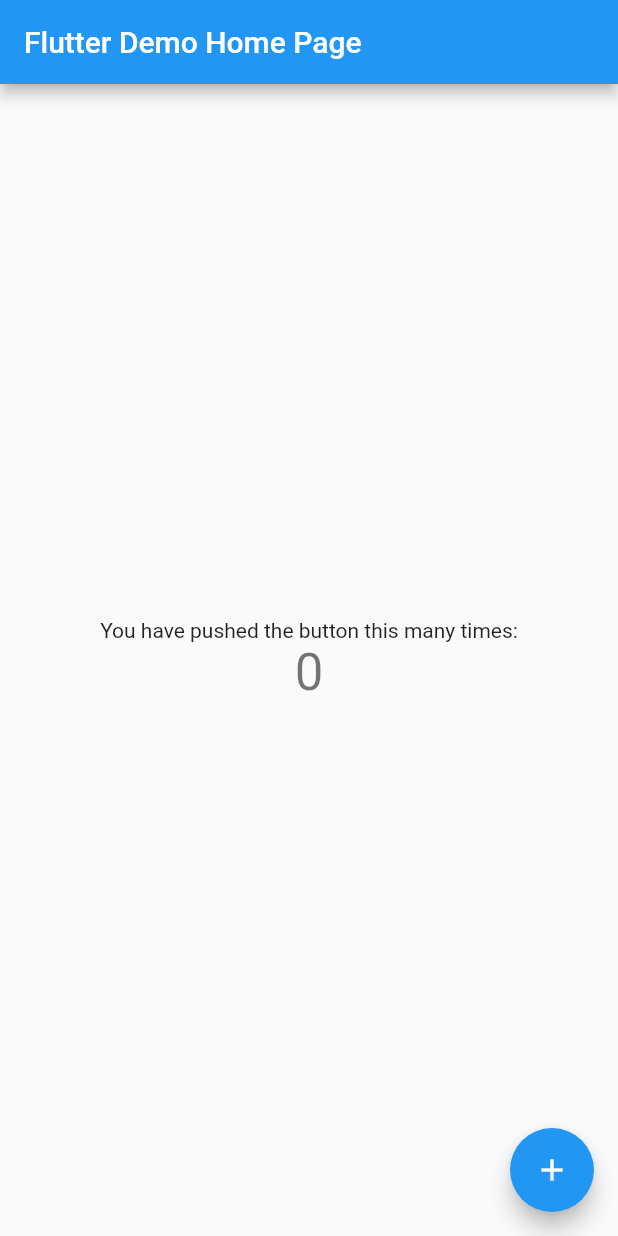
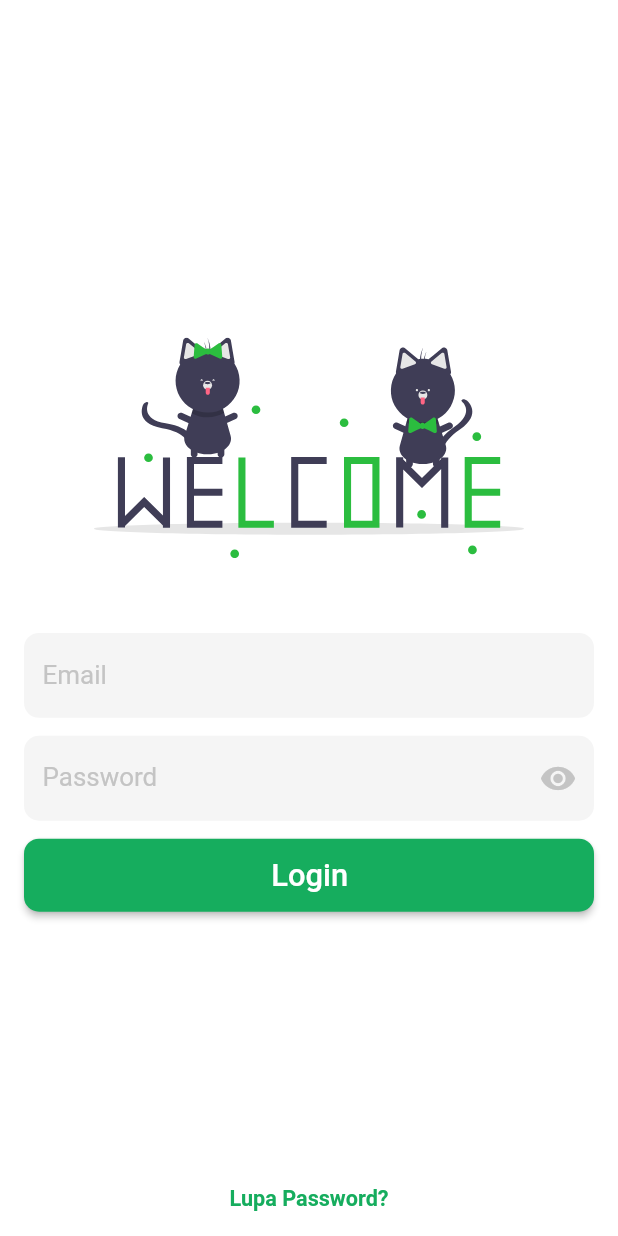
Before and after one commit to Muvazana/buruan_sae_mobile_apps, a Flutter app: the screen it shows after launch, on a phone screen of 412 x 824 dp. Run offline on Flutter 3.47's test engine with Material 2 defaults, Android fonts, the light colour scheme and no system bars; our stand-ins replace flutter_svg, shared_preferences.

Commit message:
create login UI and loading Dialog

```diff
--- a/lib/main.dart
+++ b/lib/main.dart
@@ -1,113 +1,32 @@
+import 'package:buruan_sae_mobile_apps/screens/login/login_screen.dart';
+import 'package:buruan_sae_mobile_apps/utils/const_color.dart';
+import 'package:buruan_sae_mobile_apps/utils/route_generator.dart';
 import 'package:flutter/material.dart';
+import 'package:flutter/services.dart';
 
 void main() {
   runApp(MyApp());
 }
 
 class MyApp extends StatelessWidget {
-  // This widget is the root of your application.
   @override
   Widget build(BuildContext context) {
+    // Set portrait orientation
+    SystemChrome.setPreferredOrientations([
+      DeviceOrientation.portraitDown,
+      DeviceOrientation.portraitUp,
+    ]);
     return MaterialApp(
       title: 'Flutter Demo',
       theme: ThemeData(
-        // This is the theme of your application.
-        //
-        // Try running your application with "flutter run". You'll see the
-        // application has a blue toolbar. Then, without quitting the app, try
-        // changing the primarySwatch below to Colors.green and then invoke
-        // "hot reload" (press "r" in the console where you ran "flutter run",
-        // or simply save your changes to "hot reload" in a Flutter IDE).
-        // Notice that the counter didn't reset back to zero; the application
-        // is not restarted.
-        primarySwatch: Colors.blue,
+        // primarySwatch: MaterialColor(kPrimaryColor.value, {
+        //   500: kPrimaryColor,
+        // }),
+        primaryColor: kPrimaryColor,
+        scaffoldBackgroundColor: Colors.white,
       ),
-      home: MyHomePage(title: 'Flutter Demo Home Page'),
+      initialRoute: LoginScreen.routeName,
+      onGenerateRoute: RouteGenerator.generateRoute,
     );
   }
 }
-
-class MyHomePage extends StatefulWidget {
-  MyHomePage({Key? key, required this.title}) : super(key: key);
-
-  // This widget is the home page of your application. It is stateful, meaning
-  // that it has a State object (defined below) that contains fields that affect
-  // how it looks.
-
-  // This class is the configuration for the state. It holds the values (in this
-  // case the title) provided by the parent (in this case the App widget) and
-  // used by the build method of the State. Fields in a Widget subclass are
-  // always marked "final".
-
-  final String title;
-
-  @override
-  _MyHomePageState createState() => _MyHomePageState();
-}
-
-class _MyHomePageState extends State<MyHomePage> {
-  int _counter = 0;
-
-  void _incrementCounter() {
-    setState(() {
-      // This call to setState tells the Flutter framework that something has
-      // changed in this State, which causes it to rerun the build method below
-      // so that the display can reflect the updated values. If we changed
-      // _counter without calling setState(), then the build method would not be
-      // called again, and so nothing would appear to happen.
-      _counter++;
-    });
-  }
-
-  @override
-  Widget build(BuildContext context) {
-    // This method is rerun every time setState is called, for instance as done
-    // by the _incrementCounter method above.
-    //
-    // The Flutter framework has been optimized to make rerunning build methods
-    // fast, so that you can just rebuild anything that needs updating rather
-    // than having to individually change instances of widgets.
-    return Scaffold(
-      appBar: AppBar(
-        // Here we take the value from the MyHomePage object that was created by
-        // the App.build method, and use it to set our appbar title.
-        title: Text(widget.title),
-      ),
-      body: Center(
-        // Center is a layout widget. It takes a single child and positions it
-        // in the middle of the parent.
-        child: Column(
-          // Column is also a layout widget. It takes a list of children and
-          // arranges them vertically. By default, it sizes itself to fit its
-          // children horizontally, and tries to be as tall as its parent.
-          //
-          // Invoke "debug painting" (press "p" in the console, choose the
-          // "Toggle Debug Paint" action from the Flutter Inspector in Android
-          // Studio, or the "Toggle Debug Paint" command in Visual Studio Code)
-          // to see the wireframe for each widget.
-          //
-          // Column has various properties to control how it sizes itself and
-          // how it positions its children. Here we use mainAxisAlignment to
-          // center the children vertically; the main axis here is the vertical
-          // axis because Columns are vertical (the cross axis would be
-          // horizontal).
-          mainAxisAlignment: MainAxisAlignment.center,
-          children: <Widget>[
-            Text(
-              'You have pushed the button this many times:',
-            ),
-            Text(
-              '$_counter',
-              style: Theme.of(context).textTheme.headline4,
-            ),
-          ],
-        ),
-      ),
-      floatingActionButton: FloatingActionButton(
-        onPressed: _incrementCounter,
-        tooltip: 'Increment',
-        child: Icon(Icons.add),
-      ), // This trailing comma makes auto-formatting nicer for build methods.
-    );
-  }
-}
--- /dev/null
+++ b/lib/screens/gen_components/widgets/custom_rounded_button.dart
@@ -0,0 +1,76 @@
+
+import 'package:buruan_sae_mobile_apps/utils/const_color.dart';
+import 'package:buruan_sae_mobile_apps/utils/size_config.dart';
+import 'package:flutter/material.dart';
+
+class CustomRoundedButton extends StatelessWidget {
+  final String text;
+  final IconData? prefixIcon, suffixIcon;
+  final double elevation;
+  final double width;
+  final double fontSize, borderRadius;
+  final Color backgroundColor, color;
+  final Function onPressed;
+  const CustomRoundedButton({
+    Key? key,
+    required this.text,
+    required this.onPressed,
+    this.fontSize = 5,
+    this.backgroundColor = kPrimaryColor,
+    this.color = txtPrimaryColor,
+    this.borderRadius = 10,
+    this.width = double.infinity,
+    this.prefixIcon,
+    this.suffixIcon, this.elevation = 2,
+  }) : super(key: key);
+
+  @override
+  Widget build(BuildContext context) {
+    SizeConfig().init(context);
+    return Container(
+      width: this.width,
+      child: ElevatedButton(
+        style: ElevatedButton.styleFrom(
+          elevation: this.elevation,
+          primary: this.backgroundColor,
+          shape: RoundedRectangleBorder(
+            borderRadius: BorderRadius.circular(this.borderRadius),
+          ),
+          padding: EdgeInsets.symmetric(
+            vertical: SizeConfig.getHeightSize(1.5),
+          ),
+        ),
+        onPressed: onPressed as void Function()?,
+        child: Row(
+          mainAxisAlignment: MainAxisAlignment.center,
+          crossAxisAlignment: CrossAxisAlignment.center,
+          children: <Widget>[
+            Center(
+              child: Icon(
+                this.prefixIcon,
+                size: this.fontSize * 3.5,
+                color: this.color,
+              ),
+            ),
+            Center(
+              child: Text(
+                this.text,
+                style: TextStyle(
+                  color: this.color,
+                  fontSize: SizeConfig.getWidthSize(this.fontSize),
+                ),
+              ),
+            ),
+            Center(
+              child: Icon(
+                this.suffixIcon,
+                size: SizeConfig.getWidthSize(this.fontSize) - 4,
+                color: this.color,
+              ),
+            )
+          ],
+        ),
+      ),
+    );
+  }
+}
--- /dev/null
+++ b/lib/screens/login/componens/rounded_input_field_v1.dart
@@ -0,0 +1,95 @@
+import 'package:buruan_sae_mobile_apps/utils/const_color.dart';
+import 'package:buruan_sae_mobile_apps/utils/size_config.dart';
+import 'package:flutter/material.dart';
+
+class RoundedInputFieldLogin extends StatefulWidget {
+  final String? labelText;
+  final double size;
+  final Color filledColor, labelColor;
+  final ValueChanged<String>? onChanged;
+  final ValueSetter<String?>? onSaved;
+  final TextInputType? keyboardType;
+  final Function? validator;
+  final TextEditingController? controller;
+  final bool isPassword;
+  final bool enable;
+  final int maxLine;
+  const RoundedInputFieldLogin({
+    Key? key,
+    this.labelText,
+    this.onChanged,
+    this.keyboardType,
+    this.validator,
+    this.controller,
+    this.isPassword = false,
+    this.onSaved,
+    this.size = 2.5,
+    this.filledColor = const Color(0xFFF5F5F5),
+    this.labelColor = const Color(0xFFC4C4C4),
+    this.enable = true,
+    this.maxLine = 1,
+  }) : super(key: key);
+
+  @override
+  _RoundedInputFieldLoginState createState() => _RoundedInputFieldLoginState();
+}
+
+class _RoundedInputFieldLoginState extends State<RoundedInputFieldLogin> {
+  bool _hidePassword = true;
+
+  final border = UnderlineInputBorder(
+    borderRadius: BorderRadius.all(Radius.circular(10)),
+    borderSide: BorderSide(
+      color: Colors.transparent,
+    ),
+  );
+
+  @override
+  Widget build(BuildContext context) {
+    SizeConfig().init(context);
+    return Theme(
+      data: Theme.of(context).copyWith(
+        hintColor: Colors.transparent,
+      ),
+      child: TextFormField(
+        obscureText: widget.isPassword ? _hidePassword : false,
+        validator: widget.validator as String? Function(String?)?,
+        controller: widget.controller,
+        keyboardType: widget.keyboardType,
+        onChanged: widget.onChanged,
+        onSaved: widget.onSaved,
+        maxLines: widget.maxLine,
+        decoration: InputDecoration(
+          enabled: widget.enable,
+          suffixIcon: widget.isPassword
+              ? GestureDetector(
+                  child: Icon(
+                    Icons.visibility,
+                    size: SizeConfig.getWidthSize(widget.size + 3.5),
+                    color: _hidePassword ? Color(0xFFC4C4C4) : kPrimaryColor,
+                  ),
+                  onTap: () {
+                    setState(() {
+                      _hidePassword = !_hidePassword;
+                    });
+                  },
+                )
+              : null,
+          focusedBorder: border,
+          border: border,
+          contentPadding: EdgeInsets.symmetric(
+            vertical: SizeConfig.getWidthSize(widget.size),
+            horizontal: SizeConfig.getWidthSize(widget.size + 0.5),
+          ),
+          filled: true,
+          fillColor: widget.enable ? widget.filledColor : Color(0x48C4C4C4),
+          labelText: widget.labelText,
+          labelStyle: TextStyle(
+            fontSize: SizeConfig.getWidthSize(widget.size + 1.7),
+            color: widget.labelColor,
+          ),
+        ),
+      ),
+    );
+  }
+}
--- /dev/null
+++ b/lib/screens/login/login_screen.dart
@@ -0,0 +1,156 @@
+import 'package:buruan_sae_mobile_apps/screens/gen_components/pg_loading.dart';
+import 'package:buruan_sae_mobile_apps/screens/gen_components/widgets/custom_rounded_button.dart';
+import 'package:buruan_sae_mobile_apps/screens/login/componens/rounded_input_field_v1.dart';
+import 'package:buruan_sae_mobile_apps/utils/const_color.dart';
+import 'package:buruan_sae_mobile_apps/utils/size_config.dart';
+import 'package:flutter/material.dart';
+import 'package:flutter_svg/flutter_svg.dart';
+
+class LoginScreen extends StatefulWidget {
+  static const routeName = '/';
+  @override
+  _LoginScreenState createState() => _LoginScreenState();
+}
+
+class _LoginScreenState extends State<LoginScreen> {
+  final _formkey = GlobalKey<FormState>();
+  TextEditingController? emailController;
+  TextEditingController? passwordController;
+
+  bool _autoValidate = false;
+  // bool _rememberUser = false;
+
+  String? _errMessage = "";
+
+  bool _isKeyboardVisible() {
+    return (MediaQuery.of(context).viewInsets.bottom == 0.0);
+  }
+
+  @override
+  void initState() {
+    super.initState();
+    emailController = TextEditingController();
+    passwordController = TextEditingController();
+  }
+
+  @override
+  void dispose() {
+    super.dispose();
+    emailController!.dispose();
+    passwordController!.dispose();
+  }
+
+  @override
+  Widget build(BuildContext context) {
+    SizeConfig().init(context);
+    return Scaffold(
+      body: Center(
+        child: Padding(
+          padding: const EdgeInsets.all(16),
+          child: Stack(children: <Widget>[
+            Column(
+              mainAxisAlignment: MainAxisAlignment.center,
+              children: <Widget>[
+                Visibility(
+                  visible: _isKeyboardVisible(),
+                  child: Container(
+                    height: SizeConfig.getHeightSize(20),
+                    child: SvgPicture.asset(
+                      "assets/icons/undraw_welcome_cats.svg",
+                    ),
+                  ),
+                ),
+                SizedBox(height: 12),
+                Text(
+                  _errMessage!,
+                  style: TextStyle(
+                    color: errMessage,
+                    fontSize: SizeConfig.getWidthSize(3.5),
+                  ),
+                ),
+                SizedBox(height: 12),
+                Form(
+                  key: _formkey,
+                  autovalidateMode: _autoValidate
+                      ? AutovalidateMode.always
+                      : AutovalidateMode.disabled,
+                  child: Column(
+                    children: <Widget>[
+                      RoundedInputFieldLogin(
+                        labelText: "Email",
+                        controller: emailController,
+                        keyboardType: TextInputType.emailAddress,
+                        validator: (String? value) {
+                          if (value!.isEmpty) {
+                            return "Form email kosong!";
+                          }
+                          Pattern pattern =
+                              r'^(([^<>()[\]\\.,;:\s@\"]+(\.[^<>()[\]\\.,;:\s@\"]+)*)|(\".+\"))@((\[[0-9]{1,3}\.[0-9]{1,3}\.[0-9]{1,3}\.[0-9]{1,3}\])|(([a-zA-Z\-0-9]+\.)+[a-zA-Z]{2,}))$';
+                          RegExp regex = new RegExp(pattern as String);
+                          if (!(regex.hasMatch(value)))
+                            return "Format email salah!";
+                        },
+                      ),
+                      SizedBox(height: 12),
+                      RoundedInputFieldLogin(
+                        labelText: "Password",
+                        controller: passwordController,
+                        isPassword: true,
+                        validator: (String? value) {
+                          if (value!.isEmpty) {
+                            return "Form password kosong!";
+                          }
+                        },
+                      ),
+                      // SizedBox(height: 12),
+                      // Align(
+                      //   alignment: Alignment.centerLeft,
+                      //   child: CustomCheckBox(
+                      //     label: "Ingatkan saya",
+                      //     width: SizeConfig.getWidthSize(4),
+                      //     height: SizeConfig.getWidthSize(4),
+                      //     onChange: (value) {
+                      //       setState(() {
+                      //         _rememberUser = value;
+                      //       });
+                      //     },
+                      //   ),
+                      // ),
+                      SizedBox(height: 12),
+                      CustomRoundedButton(
+                        text: "Login",
+                        onPressed: () {
+                          // final form = _formkey.currentState!;
+                          // form.save();
+                          // if (form.validate()) {
+                          //   FocusScope.of(context).unfocus();
+                          //   // _loginProcess(emailController!.text,
+                          //   //     passwordController!.text);
+                          // }
+                          // setState(() {
+                          //   _autoValidate = true;
+                          // });
+                        },
+                      ),
+                    ],
+                  ),
+                ),
+              ],
+            ),
+            Align(
+              alignment: Alignment.bottomCenter,
+              child: Text(
+                "Lupa Password?",
+                style: TextStyle(
+                  color: kPrimaryColor,
+                  fontSize: SizeConfig.getWidthSize(3.5),
+                  fontWeight: FontWeight.bold,
+                ),
+              ),
+            )
+          ]),
+        ),
+      ),
+    );
+  }
+}
--- /dev/null
+++ b/lib/utils/const_color.dart
@@ -0,0 +1,14 @@
+import "package:flutter/material.dart";
+
+const kPrimaryColor = Color(0xFF16AD5E);
+const kLight1Color = Color(0xFFE7F1EA);
+const kLight2Color = Color(0xFFCDF2DF);
+const kDarkColor = Color(0xFFDADADA);
+const kDarkLightColor = Color(0xFFEFEFEF);
+
+const txtPrimaryColor = Colors.white;
+const txtSecondColor = Color(0xFF4D4D4D);
+const txtThirdColor = Colors.black;
+
+
+const errMessage = Color(0xFFE33333);
--- /dev/null
+++ b/lib/utils/extentions/string_extension.dart
@@ -0,0 +1,5 @@
+extension StringExtension on String {
+  String capitalize() {
+    return "${this[0].toUpperCase()}${this.substring(1)}";
+  }
+}
--- /dev/null
+++ b/lib/utils/route_generator.dart
@@ -0,0 +1,63 @@
+import 'package:buruan_sae_mobile_apps/screens/gen_components/pg_loading.dart';
+import 'package:buruan_sae_mobile_apps/screens/login/login_screen.dart';
+import 'package:flutter/material.dart';
+
+class RouteGenerator {
+  static String routePosition = '';
+  static Route<dynamic> generateRoute(RouteSettings settings) {
+    final args = settings.arguments;
+    routePosition = settings.name ?? '';
+
+    switch (settings.name) {
+      case LoginScreen.routeName:
+        return MaterialPageRoute(builder: (context) {
+          ProgressLoadingDialog.loadingContext = context;
+          // CustomProgressDialog.context = context;
+          return LoginScreen();
+        });
+      // case Dashboard.routeName:
+      //   return MaterialPageRoute(builder: (context) {
+      //     CustomProgressDialog.context = context;
+      //     return Dashboard();
+      //   });
+      // case PenyuluhanMenu.routeName:
+      //   return MaterialPageRoute(
+      //       builder: (context) => PenyuluhanMenu(
+      //             isDraft: args as bool? ?? false,
+      //           ));
+      // case FormCreatePenyuluhan.routeName:
+      //   return MaterialPageRoute(
+      //     builder: (context) => FormCreatePenyuluhan(
+      //       draftData: args as PenyuluhanModel,
+      //     ),
+      //   );
+      // case PerkembanganMenu.routeName:
+      //   return MaterialPageRoute(
+      //       builder: (context) => PerkembanganMenu(
+      //             isDraft: args as bool? ?? false,
+      //           ));
+      // case FormCreatePerkembangan.routeName:
+      //   return MaterialPageRoute(
+      //     builder: (context) => FormCreatePerkembangan(
+      //       draftData: args as AuditModel,
+      //     ),
+      //   );
+      default:
+        return _errorRoute();
+      // return MaterialPageRoute(builder: (context) => Dashboard());
+    }
+  }
+
+  static Route<dynamic> _errorRoute() {
+    return MaterialPageRoute(builder: (_) {
+      return Scaffold(
+        appBar: AppBar(
+          title: Text('Error'),
+        ),
+        body: Center(
+          child: Text('Error'),
+        ),
+      );
+    });
+  }
+}
--- /dev/null
+++ b/lib/utils/size_config.dart
@@ -0,0 +1,25 @@
+import 'package:flutter/widgets.dart';
+
+class SizeConfig{
+  static late MediaQueryData _mediaQueryData;
+  static double? screenWidth;
+  static double? screenHeight;
+  static late double blockHorizontal;
+  static late double blockVertikal;
+  static Size? size;
+  void init(BuildContext context){
+    _mediaQueryData = MediaQuery.of(context);
+    size = _mediaQueryData.size;
+    screenWidth = size!.width;
+    screenHeight = size!.height;
+    blockHorizontal = screenWidth! / 100;
+    blockVertikal = screenHeight! / 100;
+  }
+
+  static double getWidthSize(double size){
+    return blockHorizontal * size;
+  }
+  static double getHeightSize(double size){
+    return blockVertikal * size;
+  }
+}
```
Also changed, not shown: lib/screens/gen_components/pg_loading.dart (added, +56 -0 lines), lib/utils/constants.dart (added, +16 -0 lines), lib/utils/shared_pref.dart (added, +39 -0 lines), pubspec.yaml (+6 -3 lines), assets/icons/undraw_welcome_cats.svg (added), pubspec.lock.
